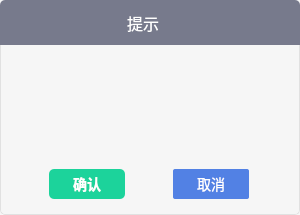
zhaopan06/AudioTool, file control/MsgBox.ui: the form before one commit.
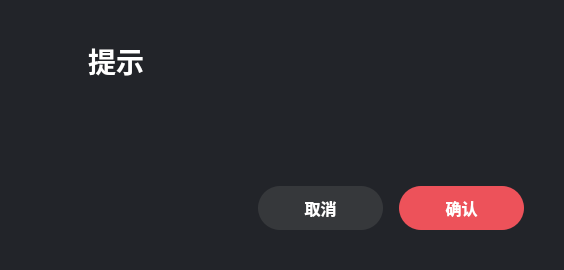
The form after the commit. Icons and pictures are not drawn.

What changed in the file:
```diff
--- a/control/MsgBox.ui
+++ b/control/MsgBox.ui
@@ -6,19 +6,19 @@
    <rect>
     <x>0</x>
     <y>0</y>
-    <width>300</width>
-    <height>215</height>
+    <width>564</width>
+    <height>270</height>
    </rect>
   </property>
   <property name="minimumSize">
    <size>
-    <width>300</width>
+    <width>564</width>
     <height>0</height>
    </size>
   </property>
   <property name="maximumSize">
    <size>
-    <width>300</width>
+    <width>564</width>
     <height>16777215</height>
    </size>
   </property>
@@ -26,9 +26,8 @@
    <string>提示</string>
   </property>
   <property name="styleSheet">
-   <string notr="true">background: #f6f6f6;
-border-radius: 5px;
-</string>
+   <string notr="true">background: #222429;
+border-radius: 12px;</string>
   </property>
   <layout class="QVBoxLayout" name="verticalLayout">
    <property name="spacing">
@@ -51,20 +50,20 @@
      <property name="minimumSize">
       <size>
        <width>0</width>
-       <height>45</height>
+       <height>40</height>
       </size>
      </property>
      <property name="maximumSize">
       <size>
        <width>16777215</width>
-       <height>45</height>
+       <height>40</height>
       </size>
      </property>
      <property name="styleSheet">
       <string notr="true">border:none;
 border-bottom-left-radius: 0px;
 border-bottom-right-radius: 0px;
-background: #777a8c;
+background: #222429;
 
 </string>
      </property>
@@ -113,21 +112,6 @@
         </property>
        </spacer>
       </item>
-      <item>
-       <widget class="QLabel" name="titleLabel">
-        <property name="styleSheet">
-         <string notr="true">border:none;
-
-font-size: 16px;
-font-family: &quot;微软雅黑&quot;;
-color: #ffffff;
-</string>
-        </property>
-        <property name="text">
-         <string>提示</string>
-        </property>
-       </widget>
-      </item>
       <item>
        <spacer name="horizontalSpacer_4">
         <property name="orientation">
@@ -143,8 +127,33 @@
       </item>
       <item>
        <widget class="QPushButton" name="closeBtn">
+        <property name="minimumSize">
+         <size>
+          <width>24</width>
+          <height>24</height>
+         </size>
+        </property>
+        <property name="maximumSize">
+         <size>
+          <width>24</width>
+          <height>24</height>
+         </size>
+        </property>
         <property name="styleSheet">
-         <string notr="true">border:none;</string>
+         <string notr="true">QPushButton{	
+border:none;
+}
+QPushButton::hover{
+border-radius: 0px;
+border:none;
+background:#3E3E3E;
+}
+QPushButton::checked {
+border-radius: 0px;
+border:none;
+}
+
+</string>
         </property>
         <property name="text">
          <string/>
@@ -155,8 +164,8 @@
         </property>
         <property name="iconSize">
          <size>
-          <width>14</width>
-          <height>14</height>
+          <width>28</width>
+          <height>28</height>
          </size>
         </property>
        </widget>
@@ -169,8 +178,6 @@
      <property name="styleSheet">
       <string notr="true">border-top-left-radius: 0px;
 border-top-right-radius: 0px;
-
-border: 1px solid #e1e1e1;
 border-top:none;</string>
      </property>
      <layout class="QVBoxLayout" name="verticalLayout_2">
@@ -178,16 +185,16 @@
        <number>0</number>
       </property>
       <property name="leftMargin">
-       <number>1</number>
+       <number>0</number>
       </property>
       <property name="topMargin">
        <number>0</number>
       </property>
       <property name="rightMargin">
-       <number>1</number>
+       <number>0</number>
       </property>
       <property name="bottomMargin">
-       <number>1</number>
+       <number>40</number>
       </property>
       <item>
        <widget class="QWidget" name="widget_3" native="true">
@@ -196,49 +203,122 @@
         </property>
         <layout class="QHBoxLayout" name="horizontalLayout_3">
          <property name="leftMargin">
-          <number>50</number>
+          <number>40</number>
          </property>
          <property name="topMargin">
-          <number>20</number>
+          <number>0</number>
          </property>
          <property name="rightMargin">
-          <number>50</number>
+          <number>40</number>
          </property>
          <property name="bottomMargin">
           <number>20</number>
          </property>
          <item>
-          <widget class="QLabel" name="msg">
-           <property name="minimumSize">
-            <size>
-             <width>0</width>
-             <height>14</height>
-            </size>
+          <layout class="QVBoxLayout" name="verticalLayout_3">
+           <property name="spacing">
+            <number>16</number>
            </property>
-           <property name="maximumSize">
-            <size>
-             <width>16777215</width>
-             <height>16777215</height>
-            </size>
+           <property name="topMargin">
+            <number>0</number>
            </property>
-           <property name="styleSheet">
-            <string notr="true">font-size:14px;
+           <item>
+            <layout class="QHBoxLayout" name="horizontalLayout_4">
+             <item>
+              <widget class="QLabel" name="label_2">
+               <property name="minimumSize">
+                <size>
+                 <width>32</width>
+                 <height>0</height>
+                </size>
+               </property>
+               <property name="maximumSize">
+                <size>
+                 <width>32</width>
+                 <height>32</height>
+                </size>
+               </property>
+               <property name="text">
+                <string/>
+               </property>
+               <property name="pixmap">
+                <pixmap resource="../res.qrc">:/images/icon_提示.png</pixmap>
+               </property>
+              </widget>
+             </item>
+             <item>
+              <widget class="QLabel" name="titleLabel">
+               <property name="styleSheet">
+                <string notr="true">border:none;
+font-weight: 500;
+
+font-size: 28px;
+font-family: &quot;微软雅黑&quot;;
+color: #ffffff;
+
+
+</string>
+               </property>
+               <property name="text">
+                <string>提示</string>
+               </property>
+              </widget>
+             </item>
+            </layout>
+           </item>
+           <item>
+            <layout class="QHBoxLayout" name="horizontalLayout_5">
+             <property name="leftMargin">
+              <number>44</number>
+             </property>
+             <property name="topMargin">
+              <number>0</number>
+             </property>
+             <item>
+              <widget class="QLabel" name="msg">
+               <property name="sizePolicy">
+                <sizepolicy hsizetype="Preferred" vsizetype="Expanding">
+                 <horstretch>0</horstretch>
+                 <verstretch>0</verstretch>
+                </sizepolicy>
+               </property>
+               <property name="minimumSize">
+                <size>
+                 <width>0</width>
+                 <height>14</height>
+                </size>
+               </property>
+               <property name="maximumSize">
+                <size>
+                 <width>16777215</width>
+                 <height>16777215</height>
+                </size>
+               </property>
+               <property name="styleSheet">
+                <string notr="true">
 font-family:&quot;微软雅黑&quot;;
-font-weight:400;
-color:#333333
+font-size: 22px;
+color: #FFFFFF;
+line-height: 30px;
+text-align: left;
+
 
 </string>
-           </property>
-           <property name="text">
-            <string/>
-           </property>
-           <property name="alignment">
-            <set>Qt::AlignCenter</set>
-           </property>
-           <property name="wordWrap">
-            <bool>true</bool>
-           </property>
-          </widget>
+               </property>
+               <property name="text">
+                <string/>
+               </property>
+               <property name="alignment">
+                <set>Qt::AlignLeading|Qt::AlignLeft|Qt::AlignTop</set>
+               </property>
+               <property name="wordWrap">
+                <bool>true</bool>
+               </property>
+              </widget>
+             </item>
+            </layout>
+           </item>
+          </layout>
          </item>
         </layout>
        </widget>
@@ -248,7 +328,7 @@
         <property name="maximumSize">
          <size>
           <width>16777215</width>
-          <height>45</height>
+          <height>44</height>
          </size>
         </property>
         <property name="styleSheet">
@@ -256,7 +336,7 @@
         </property>
         <layout class="QHBoxLayout" name="horizontalLayout_2">
          <property name="spacing">
-          <number>0</number>
+          <number>16</number>
          </property>
          <property name="leftMargin">
           <number>0</number>
@@ -265,72 +345,83 @@
           <number>0</number>
          </property>
          <property name="rightMargin">
-          <number>0</number>
+          <number>40</number>
          </property>
          <property name="bottomMargin">
-          <number>25</number>
+          <number>0</number>
          </property>
          <item>
-          <widget class="QPushButton" name="okBtn">
-           <property name="minimumSize">
-            <size>
-             <width>0</width>
-             <height>30</height>
-            </size>
+          <spacer name="horizontalSpacer_2">
+           <property name="orientation">
+            <enum>Qt::Horizontal</enum>
            </property>
-           <property name="maximumSize">
+           <property name="sizeHint" stdset="0">
             <size>
-             <width>76</width>
-             <height>16777215</height>
+             <width>40</width>
+             <height>20</height>
             </size>
            </property>
-           <property name="styleSheet">
-            <string notr="true">background: #1cd39b;
-border-radius: 5px;
-
-font-size: 14px;
-font-family: &quot;微软雅黑&quot;;
-font-weight: 500;
-text-align: center;
-color: #ffffff;
-
-
-
-</string>
-           </property>
-           <property name="text">
-            <string>确认</string>
-           </property>
-          </widget>
+          </spacer>
          </item>
          <item>
           <widget class="QPushButton" name="cancelBtn">
            <property name="minimumSize">
             <size>
-             <width>0</width>
-             <height>30</height>
+             <width>125</width>
+             <height>44</height>
             </size>
            </property>
            <property name="maximumSize">
             <size>
-             <width>76</width>
-             <height>16777215</height>
+             <width>125</width>
+             <height>44</height>
             </size>
            </property>
            <property name="styleSheet">
-            <string notr="true">
-font-size:14px;
-font-family:SimSun;
-font-weight:400;
-color:rgba(255,255,255,1);
-background:rgba(82,129,228,1);
-border-radius:2px;</string>
+            <string notr="true">font-weight: 500;
+background: #36383B;
+border-radius: 22px;
+font-family:&quot;微软雅黑&quot;;
+font-size: 16px;
+color: #FFFFFF;
+
+</string>
            </property>
            <property name="text">
             <string>取消</string>
            </property>
           </widget>
          </item>
+         <item>
+          <widget class="QPushButton" name="okBtn">
+           <property name="minimumSize">
+            <size>
+             <width>125</width>
+             <height>44</height>
+            </size>
+           </property>
+           <property name="maximumSize">
+            <size>
+             <width>125</width>
+             <height>44</height>
+            </size>
+           </property>
+           <property name="styleSheet">
+            <string notr="true">
+
+color: #FFFFFF;
+font-weight: 500;
+background: #ED525A;
+border-radius: 22px;
+font-family:&quot;微软雅黑&quot;;
+font-size: 16px;
+</string>
+           </property>
+           <property name="text">
+            <string>确认</string>
+           </property>
+          </widget>
+         </item>
         </layout>
        </widget>
       </item>
```
Left out of the diff: 6 changed lines with no effect on the pictures.
